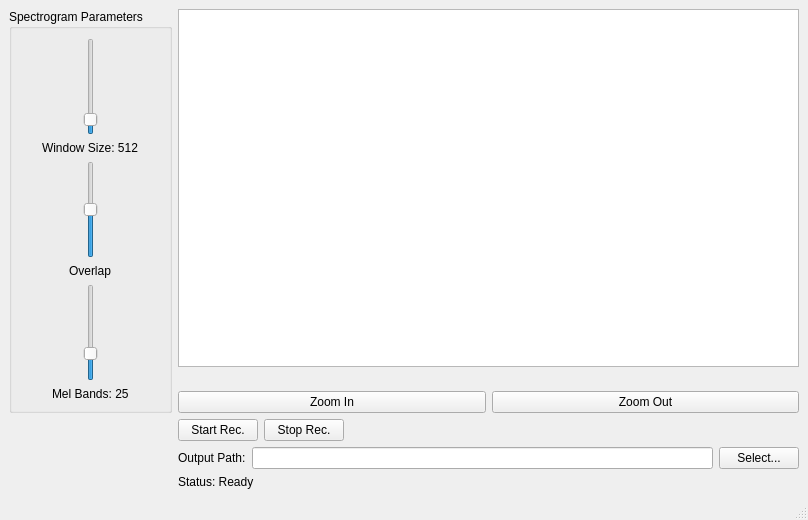
The window that EchoGrapherQT/mainwindow.ui (AliTahir-101/EchoGrapher) describes before a commit, drawn with Qt 5.
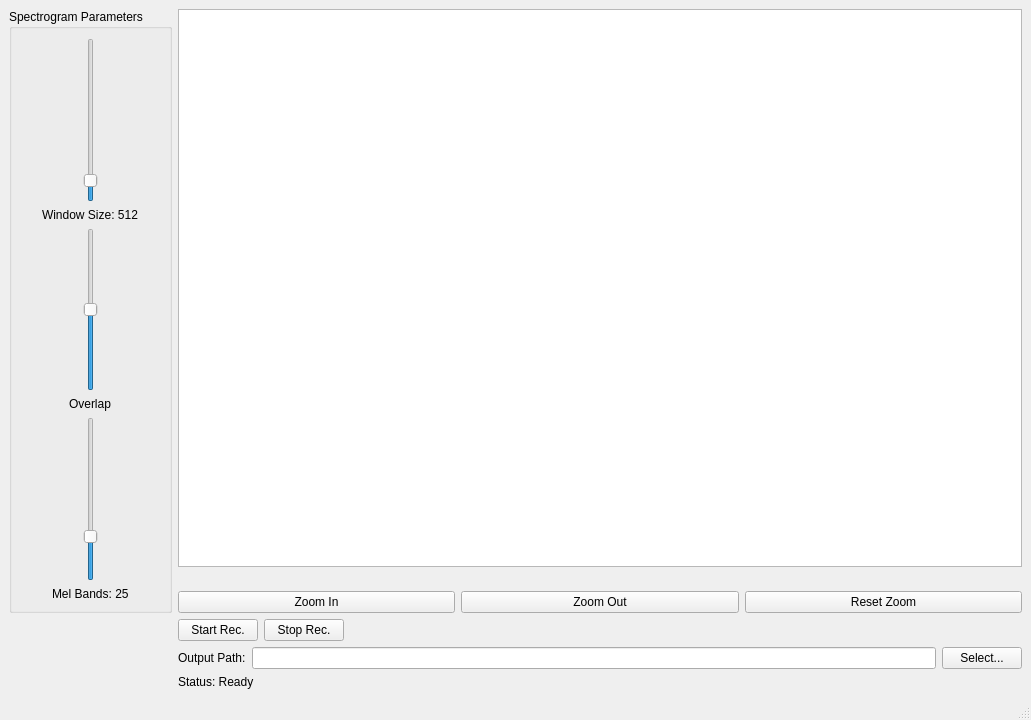
The same window after the commit.

Commit message: Update to add zoom reset func.

The edit to the form file:
```diff
--- a/EchoGrapherQT/mainwindow.ui
+++ b/EchoGrapherQT/mainwindow.ui
@@ -6,8 +6,8 @@
    <rect>
     <x>0</x>
     <y>0</y>
-    <width>808</width>
-    <height>520</height>
+    <width>1031</width>
+    <height>720</height>
    </rect>
   </property>
   <property name="windowTitle">
@@ -122,7 +122,7 @@
      </widget>
     </item>
     <item row="4" column="1">
-     <layout class="QHBoxLayout" name="horizontalLayoutButtons">
+     <layout class="QHBoxLayout" name="horizontalLayoutZoomButtons">
       <item>
        <widget class="QPushButton" name="zoomInButton">
         <property name="text">
@@ -137,6 +137,13 @@
         </property>
        </widget>
       </item>
+      <item>
+       <widget class="QPushButton" name="resetZoomButton">
+        <property name="text">
+         <string>Reset Zoom</string>
+        </property>
+       </widget>
+      </item>
      </layout>
     </item>
     <item row="5" column="1">
```
Left out of the diff: 2 changed lines with no effect on the pictures. The commit also changes 2 other files.
